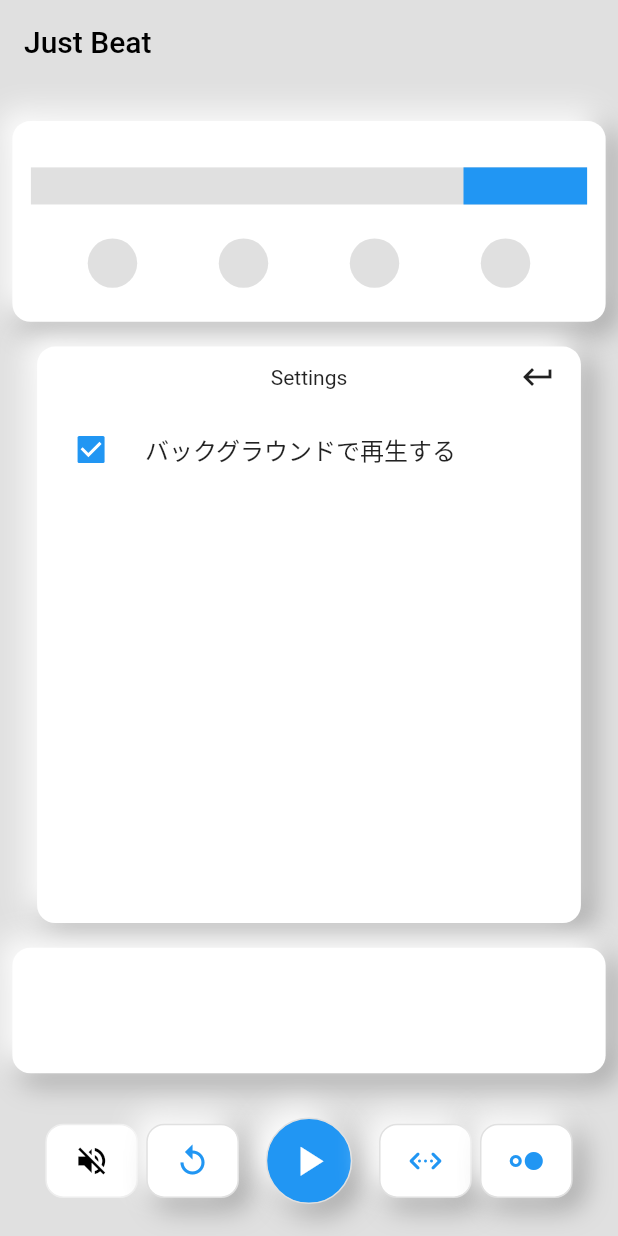
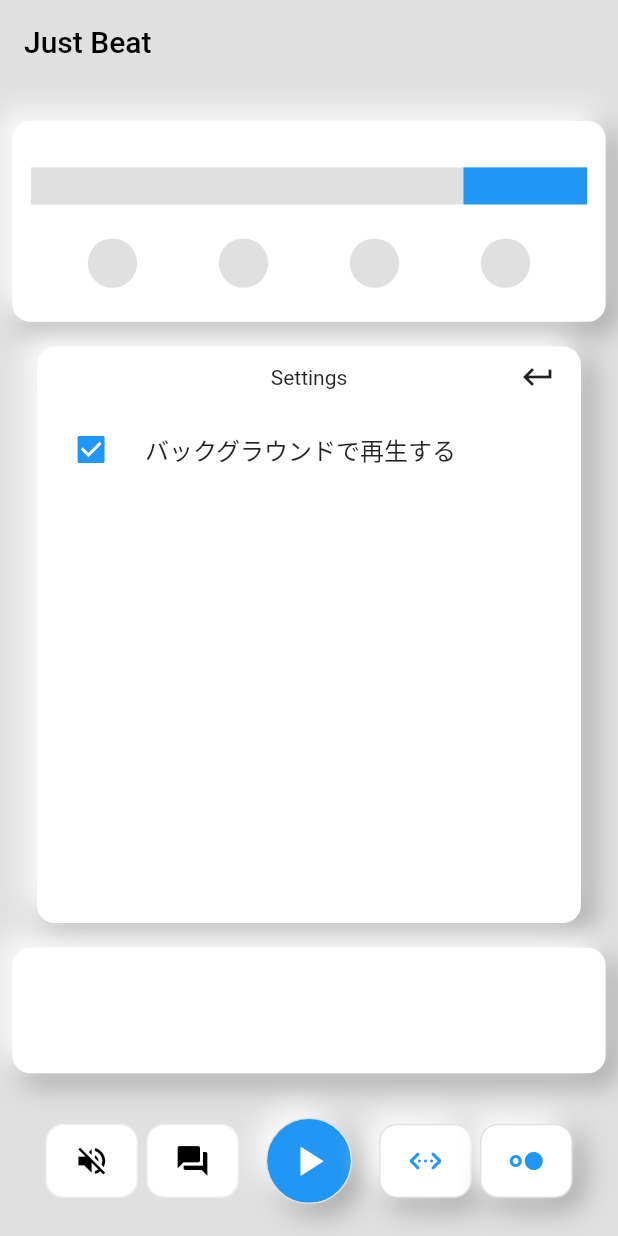
Before and after one commit to yuto90/metronome, a Flutter app: the screen it shows after launch, after a tap on the "settings" icon, on a phone screen of 412 x 824 dp. Run offline on Flutter 3.47's test engine with Material 2 defaults, Android fonts, the light colour scheme and no system bars; drawn by our look-alikes of google_mobile_ads; missing offline and left inert: soundpool; network calls fail.

Commit message:
画面リセットボタンを廃止

```diff
--- a/lib/home/footer/footer.dart
+++ b/lib/home/footer/footer.dart
@@ -22,46 +22,11 @@
               ),
             ),
             Spacer(),
-            // 設定リセットボタン
-            GestureDetector(
-              // Widgetを押した時
-              onTapDown: (_) => model.homeModel.displayReset(context),
-              // Widgetを離した時
-              onTapUp: (_) => model.tapUpReset(),
-              // Widgetを押している最中に指が範囲外に出た時
-              //onTapCancel: () => model.tapUp(),
-              child: AnimatedContainer(
-                duration: Duration(milliseconds: 100),
-                width: SizeConfig.blockSizeHorizontal! * 15,
-                height: SizeConfig.blockSizeVertical! * 6,
-                child: Icon(Icons.replay, color: Colors.blue),
-                decoration: BoxDecoration(
-                  color: Colors.white,
-                  borderRadius: BorderRadius.circular(12),
-                  border: Border.all(
-                    color: model.isReset
-                        ? Colors.grey.shade200
-                        : Colors.grey.shade300,
-                  ),
-                  boxShadow: model.isReset
-                      ? [
-                          // ボタン押下時は影を無くす
-                        ]
-                      : [
-                          BoxShadow(
-                            color: Colors.grey.shade500,
-                            offset: Offset(6, 6),
-                            blurRadius: 15,
-                            spreadRadius: 1,
-                          ),
-                          BoxShadow(
-                            color: Colors.white,
-                            offset: Offset(-6, -6),
-                            blurRadius: 15,
-                            spreadRadius: 1,
-                          )
-                        ],
-                ),
+            //todo 何かボタンを追加する
+            Container(
+              child: model.homeProperty.smoothButton(
+                context.read<FooterModel>().isMute,
+                Icons.question_answer,
               ),
             ),
             Spacer(),
--- a/lib/home/footer/footer_model.dart
+++ b/lib/home/footer/footer_model.dart
@@ -14,8 +14,6 @@
 
   late RhythmModel rhythmModel;
 
-  // リセットボタン押下フラグ
-  bool isReset = false;
   // ボリュームのミュートフラグ
   bool isMute = false;
   // 振り子の表示フラグ
@@ -25,12 +23,6 @@
 
   // デフォルトで設定するBPM
   int defaultTempo = 60;
-
-  /// リセットボタンを押した時
-  void tapUpReset() {
-    isReset = false;
-    notifyListeners();
-  }
 
   /// ボリュームのミュートフラグを切り替える関数
   void toggleMute() {
```
Also changed, not shown: lib/home/home_model.dart (+0 -18 lines).
